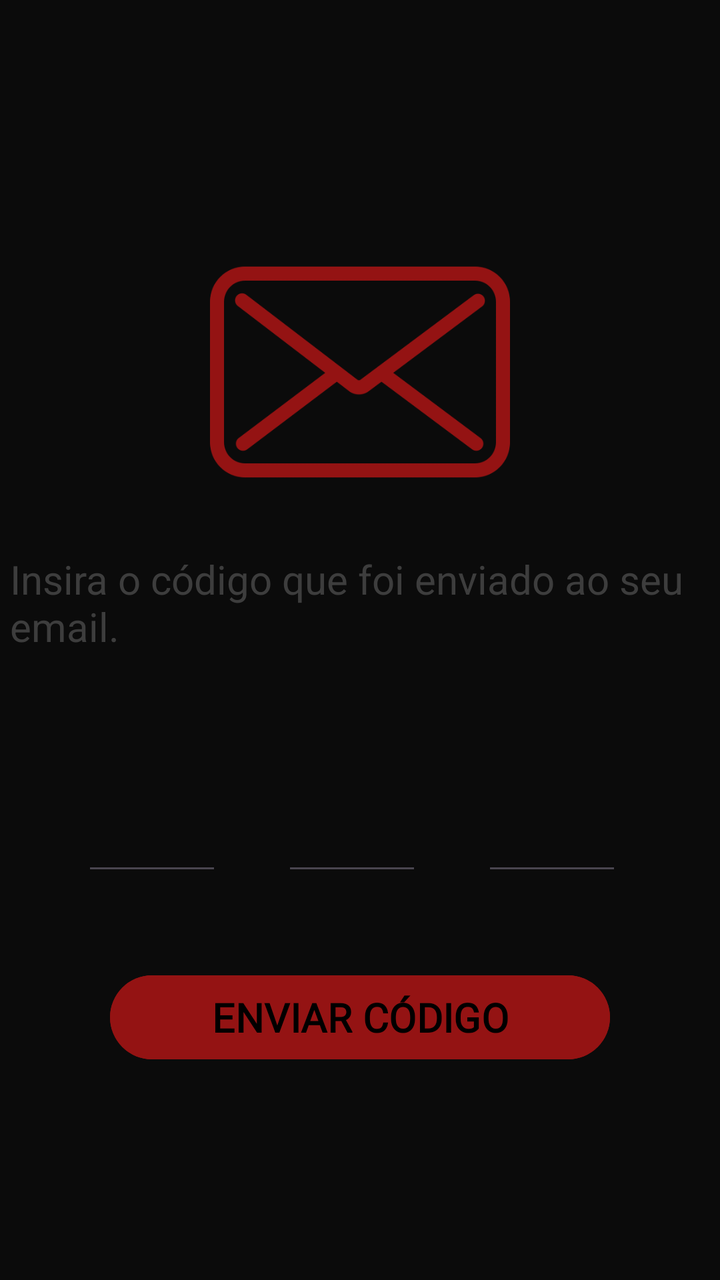
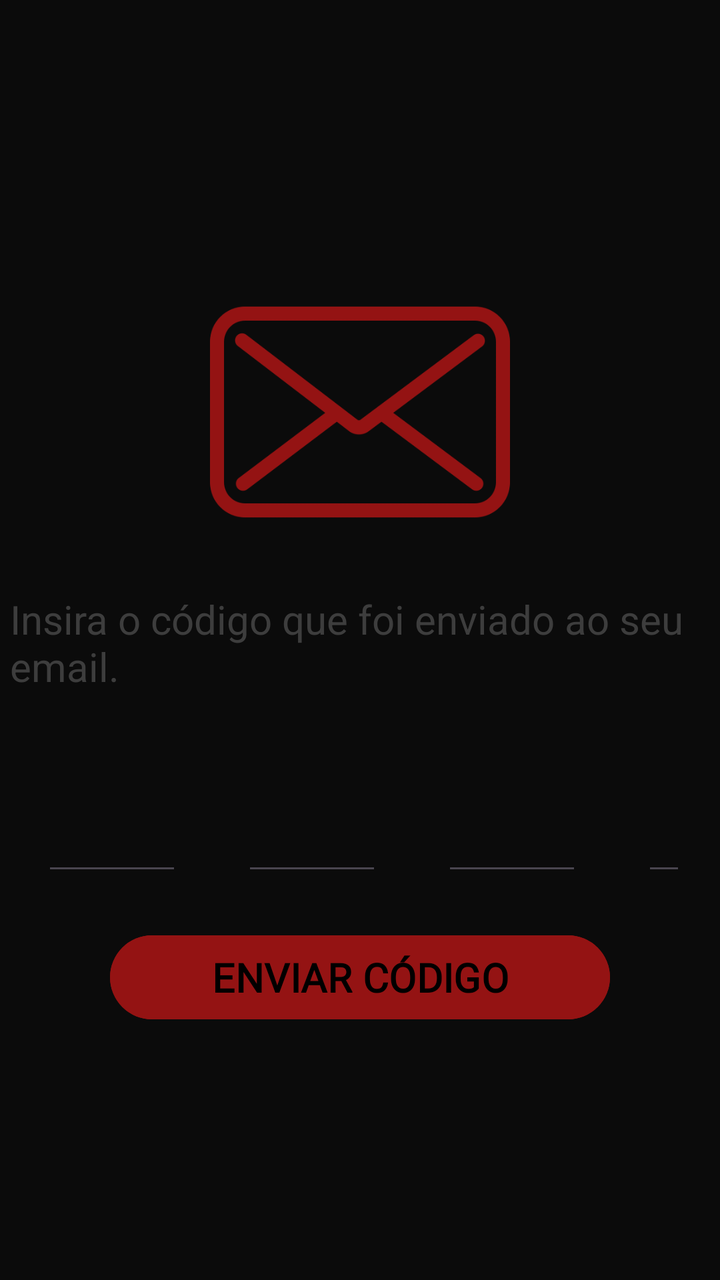

Before-and-after screenshots of an Android layout around one commit, followed by the original layout XML and the change that was made.
<!-- AndroidManifest.xml: application theme Theme.MyApp -->
<!-- res/layout/codigo_senha_layout.xml -->
<?xml version="1.0" encoding="utf-8"?>
<LinearLayout android:orientation="vertical" xmlns:android="http://schemas.android.com/apk/res/android"
    xmlns:app="http://schemas.android.com/apk/res-auto"
    xmlns:tools="http://schemas.android.com/tools"
    android:id="@+id/main"
    android:layout_width="match_parent"
    android:layout_height="match_parent"
    android:gravity="center_vertical"
    android:background="#0B0B0B"
    tools:context=".CodigoSenhaActivity">

    <ImageView
        android:layout_gravity="center"
        android:layout_width="150dp"
        android:layout_height="150dp"
        android:layout_margin="10dp"
        android:tint="#941313"
        android:src="@drawable/codigo"
        android:scaleType="centerCrop"
        />

    <TextView
        android:layout_width="wrap_content"
        android:layout_height="wrap_content"
        android:layout_gravity="center_horizontal"
        android:layout_margin="5dp"
        android:text="Insira o código que foi enviado ao seu email."
        android:textColor="#7777"
        android:textSize="20dp"
        />
    <LinearLayout
        android:layout_width="match_parent"
        android:layout_gravity="center_horizontal"
        android:layout_height="wrap_content"
        android:orientation="horizontal"
        android:padding="1dp"
        android:layout_margin="40dp"    >

    <EditText
        android:layout_marginRight="30dp"
        android:id="@+id/cod1"
        android:textAlignment="center"
        android:maxLength="1"
        android:layout_width="70dp"
        android:layout_height="70dp"/>
    <EditText
        android:id="@+id/cod2"
        android:layout_marginRight="30dp"
        android:textAlignment="center"
        android:maxLength="1"
        android:layout_width="70dp"
        android:layout_height="70dp"/>
    <EditText
        android:id="@+id/cod3"
        android:layout_marginRight="30dp"
        android:textAlignment="center"
        android:maxLength="1"
        android:layout_width="70dp"
        android:layout_height="70dp"/>
    <EditText
        android:id="@+id/cod4"
        android:textAlignment="center"
        android:maxLength="1"
        android:layout_width="70dp"
        android:layout_height="70dp"/>
    </LinearLayout>

    <com.google.android.material.button.MaterialButton
        android:id="@+id/btnCadastrar"
        android:layout_gravity="center"
        android:layout_width="250dp"
        android:layout_height="50dp"
        android:text="Enviar código"
        android:fontFamily="@font/fonte3"
        android:textSize="20dp"
        android:layout_marginBottom="5dp"
        android:textAllCaps="true"
        android:textStyle="bold"
        android:textColor="#000000"
        android:backgroundTint="#941313"/>
</LinearLayout>
<!-- resources referenced by this layout -->
<resources>
  <!-- drawable codigo: png bitmap (drawable, 8182 bytes) -->
  <style name="Theme.MyApp" parent="Base.Theme.MyApp" />
  <style name="Base.Theme.MyApp" parent="Theme.Material3.DayNight.NoActionBar">
          
          
      </style>
</resources>

<!-- the commit's change to res/layout/codigo_senha_layout.xml (unified diff, before → after) -->
@@ -34,7 +34,7 @@
         android:layout_height="wrap_content"
         android:orientation="horizontal"
         android:padding="1dp"
-        android:layout_margin="40dp"    >
+        android:layout_margin="20dp">
 
     <EditText
         android:layout_marginRight="30dp"
